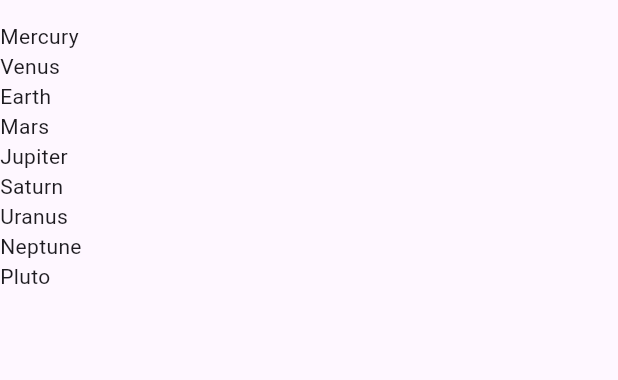
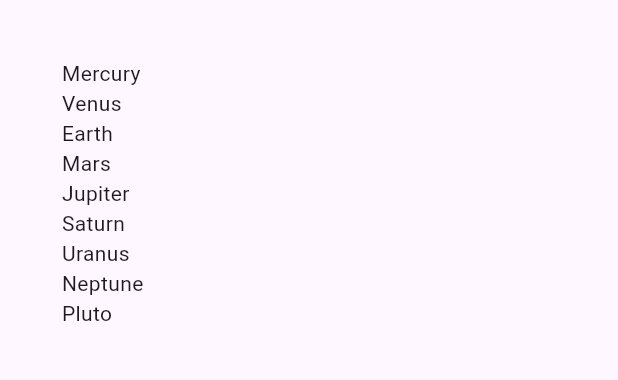
Before and after one commit to Chocoveloper/choco_planets, a Flutter app: the screen it shows after launch, on a phone screen of 412 x 824 dp, the part 63-443 px from its top. Run offline on Flutter 3.47's test engine with Material 3 defaults, Android fonts, the phone set to English and light mode, and no system bars.

Commit message:
v1.3.0: StatefulWidget and responsive desing implemented with MediaQuery and ConstrainedBox

```diff
--- a/lib/main.dart
+++ b/lib/main.dart
@@ -1,9 +1,22 @@
 import 'package:flutter/material.dart';
 
 void main() => runApp(const MyApp());
+class MyApp extends StatefulWidget {
 
-class MyApp extends StatelessWidget {
-  static final List<String> planets = [
+
+  const MyApp({super.key});
+
+  @override
+  State<MyApp> createState() => _MyAppState();
+}
+
+class _MyAppState extends State<MyApp> {
+  @override
+  Widget build(BuildContext context) {
+
+  final size = MediaQuery.of(context).size.width;
+
+    final List<String> planets = [
     'Mercury',
     'Venus',
     'Earth',
@@ -14,22 +27,21 @@ class MyApp extends StatelessWidget {
     'Neptune',
     'Pluto',
   ];
-
-  const MyApp({super.key});
-
-  @override
-  Widget build(BuildContext context) {
     return MaterialApp(
       debugShowCheckedModeBanner: false,
       title: 'Choco Planets',
       home: Scaffold(
         appBar: AppBar(centerTitle: true, title: const Text('Choco Planets')),
         body: Center(
-          child: ListView.builder(
-            itemCount: planets.length,
-            itemBuilder: (context, index){
-              return Text(planets[index]);
-            },
+          child: ConstrainedBox(
+            constraints: const BoxConstraints(maxWidth: 600.0),
+            child: ListView.builder(
+              padding: EdgeInsets.symmetric(horizontal: size * 0.1, vertical: 25.0),
+              itemCount: planets.length,
+              itemBuilder: (context, index) {
+                return Text(planets[index]);
+              },
+            ),
           ),
         ),
       ),
```
